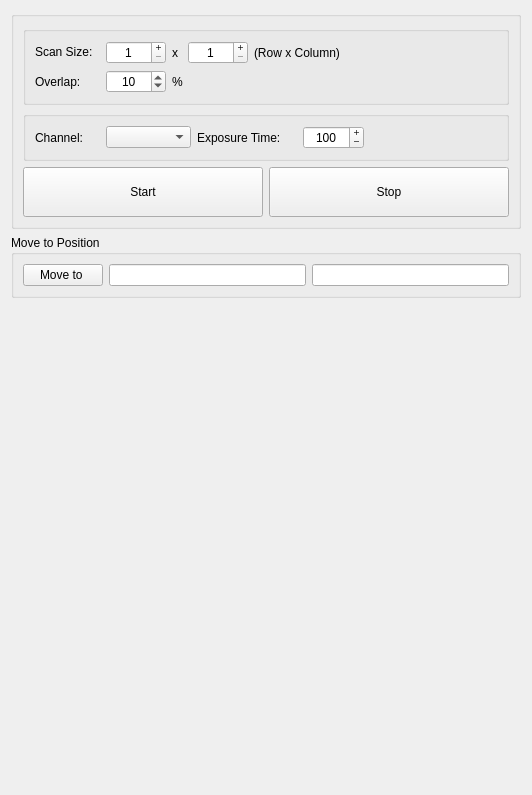
The window that micromanager_gui/_ui/explore_sample.ui (pymmcore-plus/napari-micromanager) describes before a commit, drawn with Qt 5.
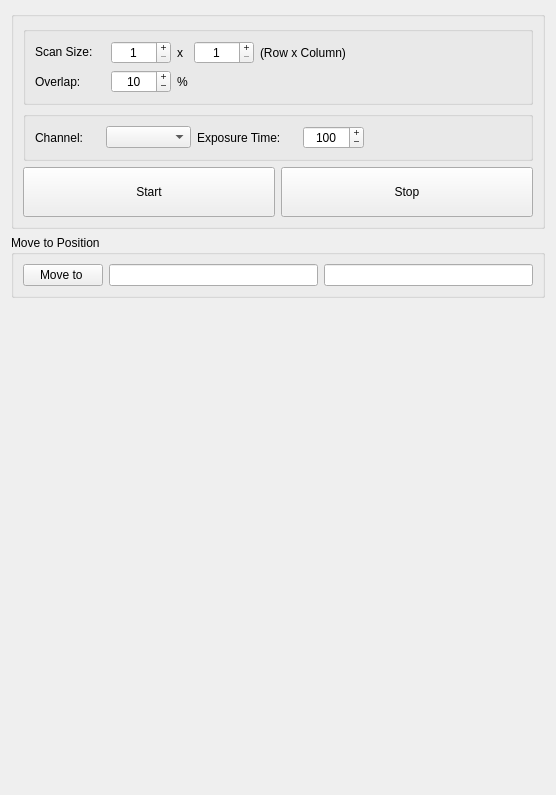
The same window after the commit.

Diff of the .ui file:
```diff
--- a/micromanager_gui/_ui/explore_sample.ui
+++ b/micromanager_gui/_ui/explore_sample.ui
@@ -6,7 +6,7 @@
    <rect>
     <x>0</x>
     <y>0</y>
-    <width>532</width>
+    <width>556</width>
     <height>795</height>
    </rect>
   </property>
@@ -99,9 +99,101 @@
         <property name="title">
          <string/>
         </property>
-        <layout class="QGridLayout" name="gridLayout_4">
-         <item row="0" column="0">
-          <layout class="QGridLayout" name="gridLayout_3">
+        <layout class="QGridLayout" name="gridLayout">
+         <item row="1" column="0">
+          <widget class="QLabel" name="label_5">
+           <property name="minimumSize">
+            <size>
+             <width>70</width>
+             <height>0</height>
+            </size>
+           </property>
+           <property name="maximumSize">
+            <size>
+             <width>70</width>
+             <height>16777215</height>
+            </size>
+           </property>
+           <property name="text">
+            <string>Overlap:</string>
+           </property>
+          </widget>
+         </item>
+         <item row="0" column="3">
+          <widget class="QSpinBox" name="scan_size_spinBox_c">
+           <property name="minimumSize">
+            <size>
+             <width>60</width>
+             <height>0</height>
+            </size>
+           </property>
+           <property name="maximumSize">
+            <size>
+             <width>60</width>
+             <height>16777215</height>
+            </size>
+           </property>
+           <property name="alignment">
+            <set>Qt::AlignCenter</set>
+           </property>
+           <property name="buttonSymbols">
+            <enum>QAbstractSpinBox::PlusMinus</enum>
+           </property>
+           <property name="minimum">
+            <number>1</number>
+           </property>
+          </widget>
+         </item>
+         <item row="1" column="1">
+          <widget class="QSpinBox" name="ovelap_spinBox">
+           <property name="sizePolicy">
+            <sizepolicy hsizetype="Fixed" vsizetype="Fixed">
+             <horstretch>0</horstretch>
+             <verstretch>0</verstretch>
+            </sizepolicy>
+           </property>
+           <property name="minimumSize">
+            <size>
+             <width>60</width>
+             <height>0</height>
+            </size>
+           </property>
+           <property name="maximumSize">
+            <size>
+             <width>60</width>
+             <height>16777215</height>
+            </size>
+           </property>
+           <property name="alignment">
+            <set>Qt::AlignCenter</set>
+           </property>
+           <property name="buttonSymbols">
+            <enum>QAbstractSpinBox::PlusMinus</enum>
+           </property>
+           <property name="minimum">
+            <number>0</number>
+           </property>
+           <property name="maximum">
+            <number>100</number>
+           </property>
+           <property name="value">
+            <number>10</number>
+           </property>
+          </widget>
+         </item>
+         <item row="0" column="5">
+          <spacer name="horizontalSpacer">
+           <property name="orientation">
+            <enum>Qt::Horizontal</enum>
+           </property>
+           <property name="sizeHint" stdset="0">
+            <size>
+             <width>165</width>
+             <height>20</height>
+            </size>
+           </property>
+          </spacer>
+         </item>
            <item row="0" column="2">
             <widget class="QLabel" name="scan_size_label">
              <property name="sizePolicy">
@@ -137,13 +229,13 @@
              </property>
              <property name="minimumSize">
               <size>
-               <width>65</width>
+             <width>70</width>
                <height>0</height>
               </size>
              </property>
              <property name="maximumSize">
               <size>
-               <width>65</width>
+             <width>70</width>
                <height>16777215</height>
               </size>
              </property>
@@ -152,44 +244,13 @@
              </property>
             </widget>
            </item>
-           <item row="0" column="3">
-            <widget class="QSpinBox" name="scan_size_spinBox_c">
-             <property name="minimumSize">
-              <size>
-               <width>60</width>
-               <height>0</height>
-              </size>
-             </property>
-             <property name="maximumSize">
-              <size>
-               <width>60</width>
-               <height>16777215</height>
-              </size>
-             </property>
-             <property name="alignment">
-              <set>Qt::AlignCenter</set>
-             </property>
-             <property name="buttonSymbols">
-              <enum>QAbstractSpinBox::PlusMinus</enum>
-             </property>
-             <property name="minimum">
-              <number>1</number>
+         <item row="1" column="2">
+          <widget class="QLabel" name="label_6">
+           <property name="text">
+            <string>%</string>
              </property>
             </widget>
            </item>
-           <item row="0" column="5">
-            <spacer name="horizontalSpacer">
-             <property name="orientation">
-              <enum>Qt::Horizontal</enum>
-             </property>
-             <property name="sizeHint" stdset="0">
-              <size>
-               <width>40</width>
-               <height>20</height>
-              </size>
-             </property>
-            </spacer>
-           </item>
            <item row="0" column="1">
             <widget class="QSpinBox" name="scan_size_spinBox_r">
              <property name="enabled">
@@ -237,65 +298,18 @@
              </property>
             </widget>
            </item>
-          </layout>
-         </item>
-         <item row="1" column="0">
-          <layout class="QGridLayout" name="gridLayout">
-           <item row="0" column="0">
-            <widget class="QLabel" name="label_5">
-             <property name="minimumSize">
-              <size>
-               <width>65</width>
-               <height>0</height>
-              </size>
-             </property>
-             <property name="maximumSize">
+         <item row="1" column="3" colspan="3">
+          <spacer name="horizontalSpacer_3">
+           <property name="orientation">
+            <enum>Qt::Horizontal</enum>
+           </property>
+           <property name="sizeHint" stdset="0">
               <size>
-               <width>65</width>
-               <height>16777215</height>
-              </size>
-             </property>
-             <property name="text">
-              <string>Overlap:</string>
-             </property>
-            </widget>
-           </item>
-           <item row="0" column="1">
-            <widget class="QSpinBox" name="ovelap_spinBox">
-             <property name="minimumSize">
-              <size>
-               <width>60</width>
-               <height>0</height>
-              </size>
-             </property>
-             <property name="maximumSize">
-              <size>
-               <width>60</width>
-               <height>16777215</height>
-              </size>
-             </property>
-             <property name="alignment">
-              <set>Qt::AlignCenter</set>
-             </property>
-             <property name="minimum">
-              <number>0</number>
-             </property>
-             <property name="maximum">
-              <number>100</number>
-             </property>
-             <property name="value">
-              <number>10</number>
-             </property>
-            </widget>
-           </item>
-           <item row="0" column="2">
-            <widget class="QLabel" name="label_6">
-             <property name="text">
-              <string>%</string>
-             </property>
-            </widget>
-           </item>
-          </layout>
+             <width>332</width>
+             <height>20</height>
+            </size>
+           </property>
+          </spacer>
          </item>
         </layout>
        </widget>
```
Lines whose indentation alone changed are shown as unchanged.
